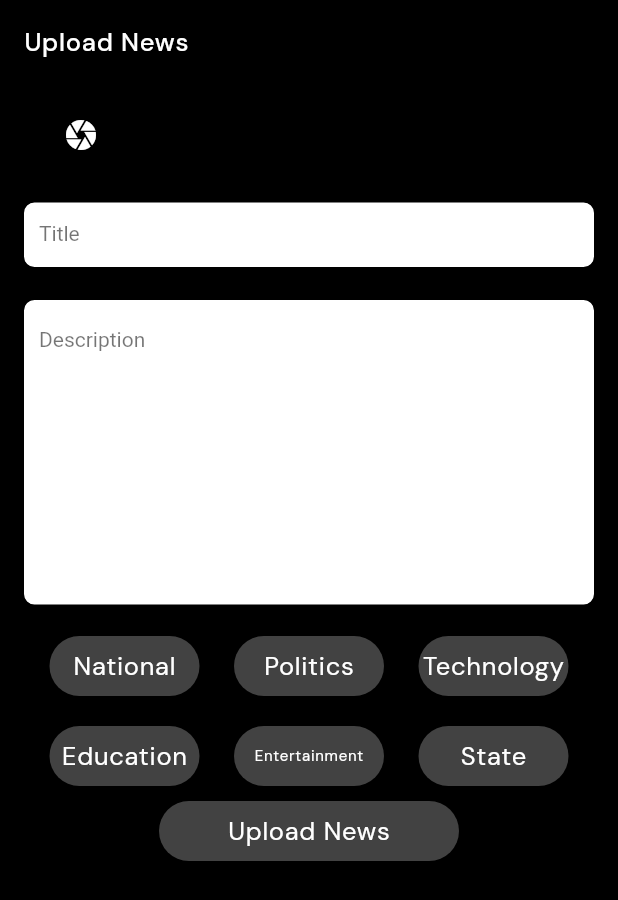
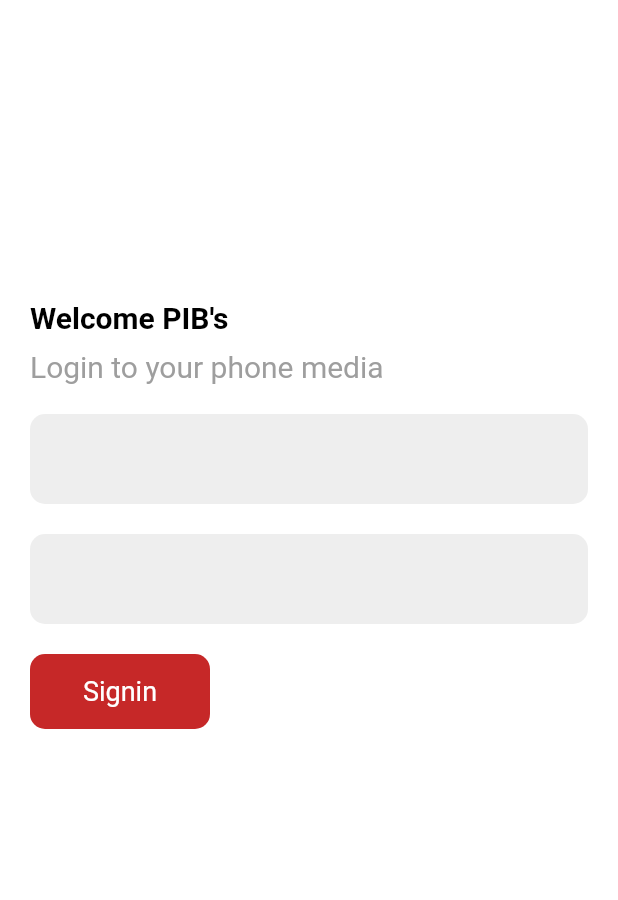
Before and after one commit to Smart-India-Hackathon-2022/SIH-NS1229, a Flutter app: the screen it shows after launch, on a phone screen of 412 x 824 dp. Shown: the top 900 px of the screen. Run offline on Flutter 3.47's test engine with Material 2 defaults, Android fonts, the phone set to English and light mode, and no system bars; our stand-ins replace firebase_core, firebase_storage, google_fonts, image_picker; accounts and stored records are empty; Roboto replaces fonts that are missing (lato).

Commit message:
feat/pib's login

```diff
--- /dev/null
+++ b/ns1229/lib/Admin/login.dart
@@ -0,0 +1,86 @@
+import 'package:flutter/material.dart';
+
+class Login extends StatefulWidget {
+  const Login({Key? key}) : super(key: key);
+
+  @override
+  State<Login> createState() => _LoginState();
+}
+
+class _LoginState extends State<Login> {
+  @override
+  Widget build(BuildContext context) {
+    return Scaffold(
+      backgroundColor: Colors.white,
+      body: SizedBox(
+        height: MediaQuery.of(context).size.height,
+        child: Column(
+            mainAxisAlignment: MainAxisAlignment.start,
+            crossAxisAlignment: CrossAxisAlignment.start,
+            children: [
+              SizedBox(
+                height: 200,
+              ),
+              Padding(
+                padding: const EdgeInsets.only(left: 20.0),
+                child: Text("Welcome PIB's ",
+                    style: TextStyle(
+                        color: Colors.black,
+                        fontSize: 20,
+                        fontWeight: FontWeight.bold)),
+              ),
+              Padding(
+                padding: const EdgeInsets.only(left: 20.0, top: 10),
+                child: Text("Login to your phone media",
+                    style: TextStyle(
+                        color: Colors.grey,
+                        fontSize: 20,
+                        fontWeight: FontWeight.normal)),
+              ),
+              Form(
+                child: Column(
+                  children: [
+                    Padding(
+                      padding:
+                          const EdgeInsets.only(left: 20.0, right: 20, top: 20),
+                      child: Container(
+                          height: 60,
+                          width: double.infinity,
+                          decoration: BoxDecoration(
+                              color: Colors.grey[200],
+                              borderRadius: BorderRadius.circular(10))),
+                    ),
+                    Padding(
+                      padding:
+                          const EdgeInsets.only(left: 20.0, right: 20, top: 20),
+                      child: Container(
+                          height: 60,
+                          width: double.infinity,
+                          decoration: BoxDecoration(
+                              color: Colors.grey[200],
+                              borderRadius: BorderRadius.circular(10))),
+                    ),
+                  ],
+                ),
+              ),
+              Padding(
+                padding: const EdgeInsets.only(left: 20.0, top: 20),
+                child: Container(
+                  height: 50,
+                  width: 120,
+                  decoration: BoxDecoration(
+                      color: Colors.red[800],
+                      borderRadius: BorderRadius.circular(10)),
+                  child: Center(
+                    child: Text(
+                      "Signin",
+                      style: TextStyle(color: Colors.white, fontSize: 18),
+                    ),
+                  ),
+                ),
+              ),
+            ]),
+      ),
+    );
+  }
+}
--- a/ns1229/lib/main.dart
+++ b/ns1229/lib/main.dart
@@ -3,6 +3,7 @@ import 'dart:ui';
 import 'package:firebase_core/firebase_core.dart';
 import 'package:flutter/material.dart';
 import 'package:ns1229/Admin/adminpanel.dart';
+import 'package:ns1229/Admin/login.dart';
 import 'package:ns1229/homescreen.dart';
 
 Future<void> main() async {
@@ -32,8 +33,7 @@ class MyApp extends StatelessWidget {
           // is not restarted.
           primarySwatch: Colors.blue,
         ),
-      home: const AdminPanel(),
-    );
+        home: const Login());
   }
 }
 
```
Also changed, not shown: ns1229/lib/homescreen.dart (+83 -41 lines). Lines whose indentation alone changed are shown as unchanged.
